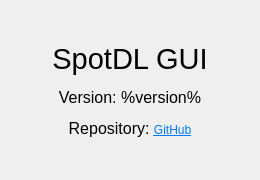
Old version of the form spotdl_gui/views/about.ui in the repository nozwock/spotdl_gui.
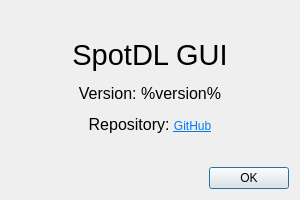
New version of the form.

Commit message: Add ok button to about window

```diff
--- a/spotdl_gui/views/about.ui
+++ b/spotdl_gui/views/about.ui
@@ -6,8 +6,8 @@
    <rect>
     <x>0</x>
     <y>0</y>
-    <width>260</width>
-    <height>180</height>
+    <width>300</width>
+    <height>200</height>
    </rect>
   </property>
   <property name="windowTitle">
@@ -21,6 +21,13 @@
      </property>
     </widget>
    </item>
+   <item>
+    <widget class="QDialogButtonBox" name="buttonBox">
+     <property name="standardButtons">
+      <set>QDialogButtonBox::Ok</set>
+     </property>
+    </widget>
+   </item>
   </layout>
  </widget>
  <resources/>
```
The commit also changes 2 other files.
